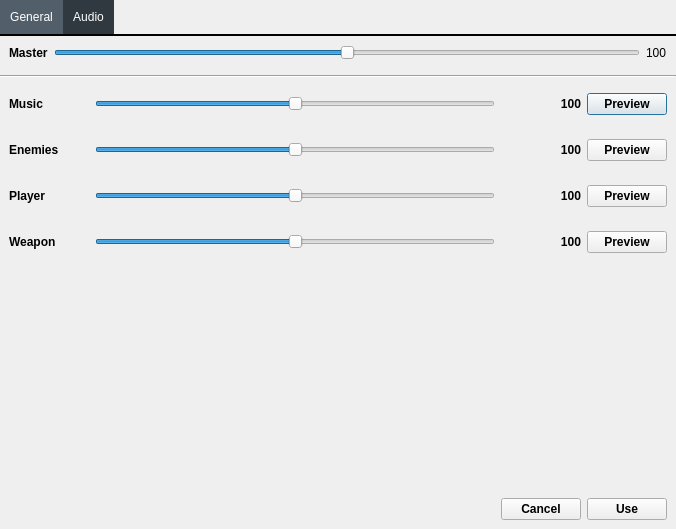
Old version of the form PyQt_DOOM/src/game_settings/settings.ui in the repository 1000101cz/PyQt_DOOM.
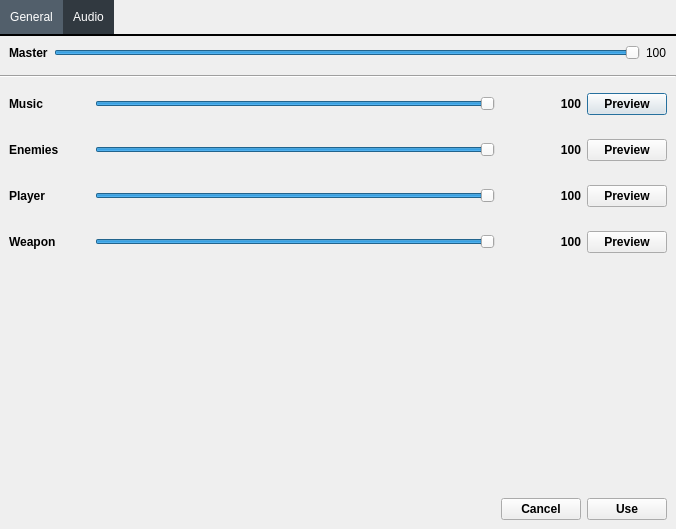
New version of the form.

What changed in the file:
```diff
--- a/PyQt_DOOM/src/game_settings/settings.ui
+++ b/PyQt_DOOM/src/game_settings/settings.ui
@@ -116,7 +116,7 @@
           <item>
            <widget class="QSlider" name="horizontalSlider_master">
             <property name="maximum">
-             <number>200</number>
+             <number>100</number>
             </property>
             <property name="value">
              <number>100</number>
@@ -162,7 +162,7 @@
           <item>
            <widget class="QSlider" name="horizontalSlider_music">
             <property name="maximum">
-             <number>200</number>
+             <number>100</number>
             </property>
             <property name="value">
              <number>100</number>
@@ -223,7 +223,7 @@
           <item>
            <widget class="QSlider" name="horizontalSlider_enemies">
             <property name="maximum">
-             <number>200</number>
+             <number>100</number>
             </property>
             <property name="value">
              <number>100</number>
@@ -284,7 +284,7 @@
           <item>
            <widget class="QSlider" name="horizontalSlider_player">
             <property name="maximum">
-             <number>200</number>
+             <number>100</number>
             </property>
             <property name="value">
              <number>100</number>
@@ -345,7 +345,7 @@
           <item>
            <widget class="QSlider" name="horizontalSlider_weapon">
             <property name="maximum">
-             <number>200</number>
+             <number>100</number>
             </property>
             <property name="value">
              <number>100</number>
```
